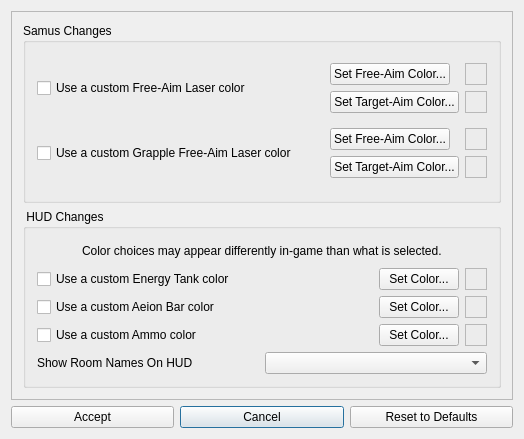
randovania/randovania, file randovania/gui/ui_files/msr_cosmetic_patches_dialog.ui: the form before one commit.
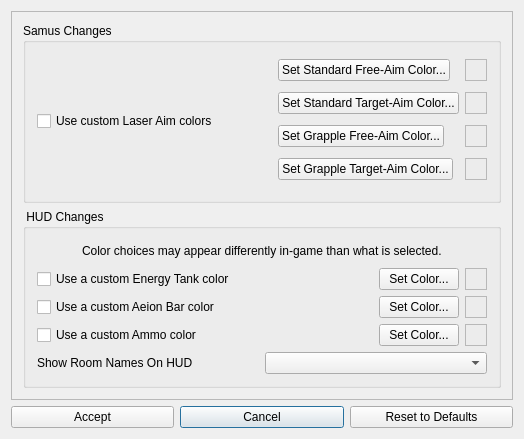
The form after the commit.

Commit message: Fix backwards export and clean up ui

```diff
--- a/randovania/gui/ui_files/msr_cosmetic_patches_dialog.ui
+++ b/randovania/gui/ui_files/msr_cosmetic_patches_dialog.ui
@@ -45,8 +45,8 @@
        <rect>
         <x>0</x>
         <y>0</y>
-        <width>506</width>
-        <height>442</height>
+        <width>504</width>
+        <height>392</height>
        </rect>
       </property>
       <layout class="QVBoxLayout" name="verticalLayout">
@@ -55,23 +55,17 @@
          <property name="title">
           <string>Samus Changes</string>
          </property>
-         <layout class="QVBoxLayout" name="verticalLayout_2">
+         <layout class="QHBoxLayout" name="horizontalLayout">
           <item>
-           <layout class="QGridLayout" name="laser_color_layout">
-            <item row="0" column="1">
-             <widget class="QPushButton" name="custom_laser_locked_color_button">
-              <property name="sizePolicy">
-               <sizepolicy hsizetype="Maximum" vsizetype="Fixed">
-                <horstretch>0</horstretch>
-                <verstretch>0</verstretch>
-               </sizepolicy>
-              </property>
+           <widget class="QCheckBox" name="custom_laser_color_check">
               <property name="text">
-               <string>Set Free-Aim Color...</string>
+             <string>Use custom Laser Aim colors</string>
               </property>
              </widget>
             </item>
-            <item row="1" column="1">
+          <item>
+           <layout class="QGridLayout" name="gridLayout_3">
+            <item row="0" column="2">
              <widget class="QPushButton" name="custom_laser_unlocked_color_button">
               <property name="sizePolicy">
                <sizepolicy hsizetype="Maximum" vsizetype="Fixed">
@@ -80,39 +74,11 @@
                </sizepolicy>
               </property>
               <property name="text">
-               <string>Set Target-Aim Color...</string>
+               <string>Set Standard Free-Aim Color...</string>
               </property>
              </widget>
             </item>
-            <item row="0" column="2">
-             <widget class="QFrame" name="custom_laser_locked_color_square">
-              <property name="sizePolicy">
-               <sizepolicy hsizetype="Fixed" vsizetype="Fixed">
-                <horstretch>0</horstretch>
-                <verstretch>0</verstretch>
-               </sizepolicy>
-              </property>
-              <property name="minimumSize">
-               <size>
-                <width>22</width>
-                <height>22</height>
-               </size>
-              </property>
-              <property name="autoFillBackground">
-               <bool>false</bool>
-              </property>
-              <property name="frameShape">
-               <enum>QFrame::StyledPanel</enum>
-              </property>
-              <property name="frameShadow">
-               <enum>QFrame::Raised</enum>
-              </property>
-              <property name="lineWidth">
-               <number>1</number>
-              </property>
-             </widget>
-            </item>
-            <item row="1" column="2">
+            <item row="0" column="3">
              <widget class="QFrame" name="custom_laser_unlocked_color_square">
               <property name="sizePolicy">
                <sizepolicy hsizetype="Fixed" vsizetype="Fixed">
@@ -140,18 +106,7 @@
               </property>
              </widget>
             </item>
-            <item row="0" column="0" rowspan="2">
-             <widget class="QCheckBox" name="custom_laser_color_check">
-              <property name="text">
-               <string>Use a custom Free-Aim Laser color</string>
-              </property>
-             </widget>
-            </item>
-           </layout>
-          </item>
-          <item>
-           <layout class="QGridLayout" name="grapple_color_layout">
-            <item row="1" column="1">
+            <item row="2" column="2">
              <widget class="QPushButton" name="custom_grapple_laser_unlocked_color_button">
               <property name="sizePolicy">
                <sizepolicy hsizetype="Maximum" vsizetype="Fixed">
@@ -160,12 +115,12 @@
                </sizepolicy>
               </property>
               <property name="text">
-               <string>Set Target-Aim Color...</string>
+               <string>Set Grapple Free-Aim Color...</string>
               </property>
              </widget>
             </item>
-            <item row="0" column="2">
-             <widget class="QFrame" name="custom_grapple_laser_locked_color_square">
+            <item row="1" column="3">
+             <widget class="QFrame" name="custom_laser_locked_color_square">
               <property name="sizePolicy">
                <sizepolicy hsizetype="Fixed" vsizetype="Fixed">
                 <horstretch>0</horstretch>
@@ -192,7 +147,20 @@
               </property>
              </widget>
             </item>
-            <item row="0" column="1">
+            <item row="1" column="2">
+             <widget class="QPushButton" name="custom_laser_locked_color_button">
+              <property name="sizePolicy">
+               <sizepolicy hsizetype="Maximum" vsizetype="Fixed">
+                <horstretch>0</horstretch>
+                <verstretch>0</verstretch>
+               </sizepolicy>
+              </property>
+              <property name="text">
+               <string>Set Standard Target-Aim Color...</string>
+              </property>
+             </widget>
+            </item>
+            <item row="3" column="2">
              <widget class="QPushButton" name="custom_grapple_laser_locked_color_button">
               <property name="sizePolicy">
                <sizepolicy hsizetype="Maximum" vsizetype="Fixed">
@@ -201,11 +169,11 @@
                </sizepolicy>
               </property>
               <property name="text">
-               <string>Set Free-Aim Color...</string>
+               <string>Set Grapple Target-Aim Color...</string>
               </property>
              </widget>
             </item>
-            <item row="1" column="2">
+            <item row="2" column="3">
              <widget class="QFrame" name="custom_grapple_laser_unlocked_color_square">
               <property name="sizePolicy">
                <sizepolicy hsizetype="Fixed" vsizetype="Fixed">
@@ -233,10 +201,31 @@
               </property>
              </widget>
             </item>
-            <item row="0" column="0" rowspan="2">
-             <widget class="QCheckBox" name="custom_grapple_laser_color_check">
-              <property name="text">
-               <string>Use a custom Grapple Free-Aim Laser color</string>
+            <item row="3" column="3">
+             <widget class="QFrame" name="custom_grapple_laser_locked_color_square">
+              <property name="sizePolicy">
+               <sizepolicy hsizetype="Fixed" vsizetype="Fixed">
+                <horstretch>0</horstretch>
+                <verstretch>0</verstretch>
+               </sizepolicy>
+              </property>
+              <property name="minimumSize">
+               <size>
+                <width>22</width>
+                <height>22</height>
+               </size>
+              </property>
+              <property name="autoFillBackground">
+               <bool>false</bool>
+              </property>
+              <property name="frameShape">
+               <enum>QFrame::StyledPanel</enum>
+              </property>
+              <property name="frameShadow">
+               <enum>QFrame::Raised</enum>
+              </property>
+              <property name="lineWidth">
+               <number>1</number>
               </property>
              </widget>
             </item>
```
Left out of the diff: 142 changed lines with no effect on the pictures. Lines whose indentation alone changed are shown as unchanged. The commit also changes 4 other files.
